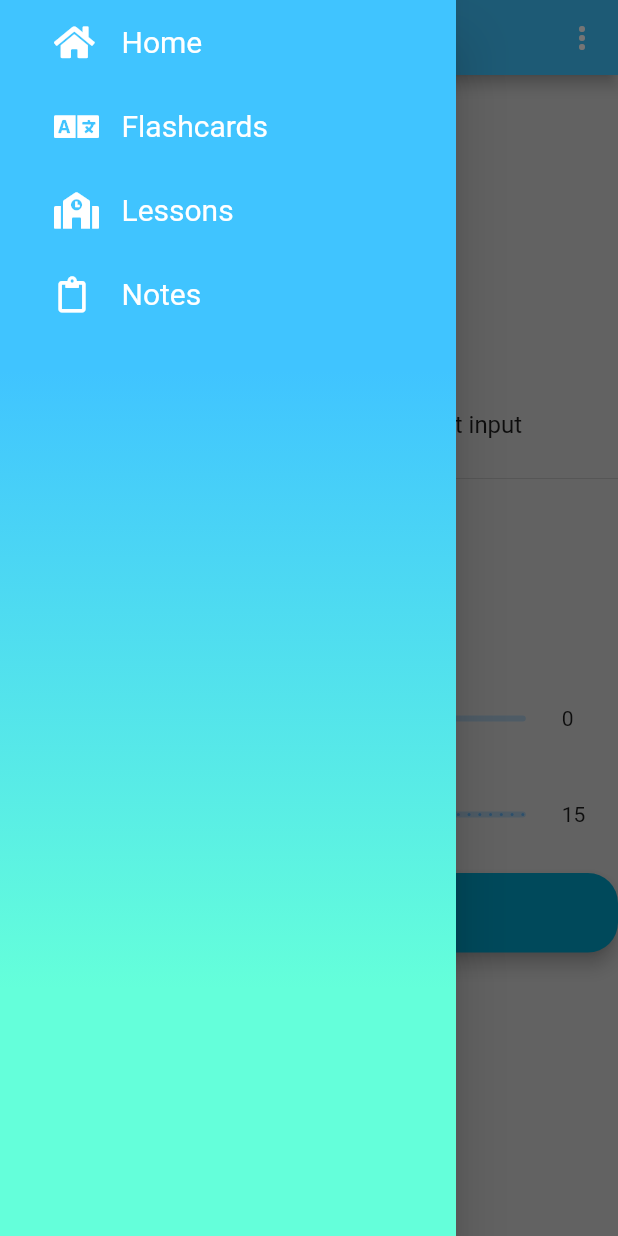
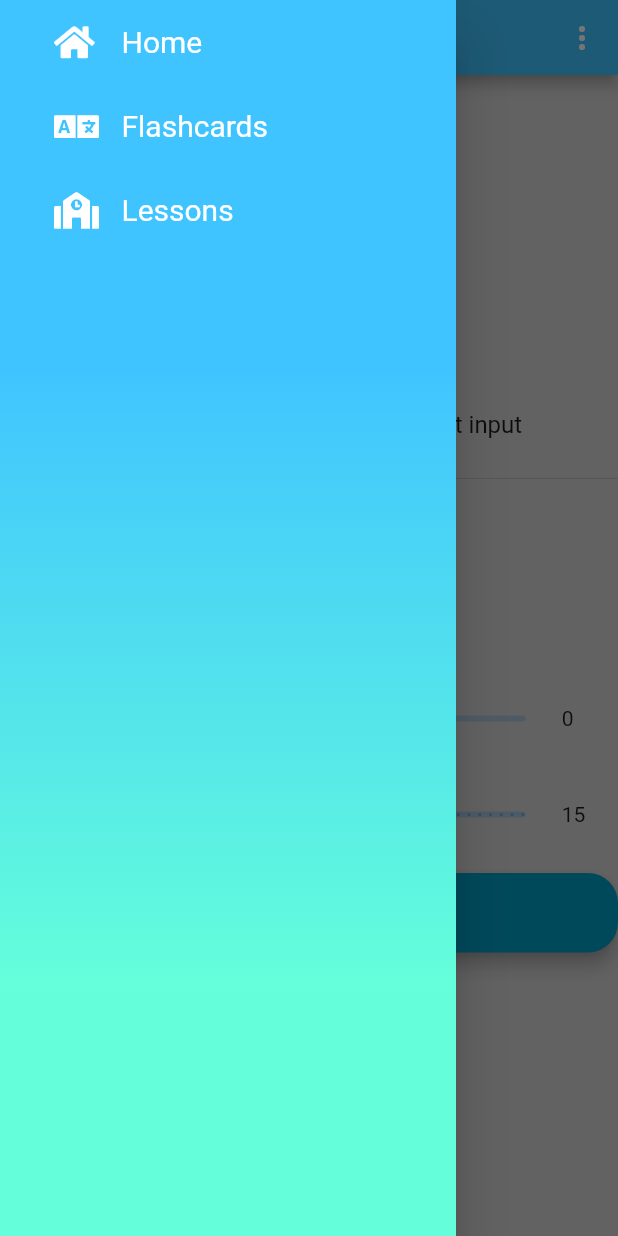
Before and after one commit to olaziobrowska/Mobile-application-supporting-language-learning, a Flutter app: the TestSetUpView screen opened directly, with the side drawer open, on a phone screen of 412 x 824 dp. Run offline on Flutter 3.47's test engine with Material 2 defaults, Android fonts, the light colour scheme and no system bars; our stand-ins replace cloud_firestore, firebase_auth, firebase_messaging, font_awesome_flutter, get_it, shared_preferences; missing offline and left inert: translator, uiblock; accounts and stored records are empty; Roboto replaces fonts that are missing (Montserrat).

```diff
--- a/language_app/lib/app.dart
+++ b/language_app/lib/app.dart
@@ -2,9 +2,9 @@ import 'package:flutter/material.dart';
 import 'package:language_app/utils/routes/routes.dart';
 import 'package:language_app/views/home_view/homeView.dart';
 import 'package:language_app/views/lessons_view/lessonsView.dart';
-import 'package:language_app/views/notes_view/notesView.dart';
 import 'package:language_app/views/register_view/registerView.dart';
 import 'package:language_app/views/welcome_view/welcomeView.dart';
+
 import 'services/notificationService.dart';
 import 'views/login_view/loginView.dart';
 
@@ -33,8 +33,6 @@ class App extends StatelessWidget {
             return MaterialPageRoute(builder: (context) => HomeView());
           case 'lessonsView':
             return MaterialPageRoute(builder: (context) => LessonsView());
-          case 'notesView':
-            return MaterialPageRoute(builder: (context) => NotesView());
         }
       },
     );
--- a/language_app/lib/components/drawer/code/drawerCode.dart
+++ b/language_app/lib/components/drawer/code/drawerCode.dart
@@ -33,12 +33,6 @@ class DrawerCode extends ChangeNotifier {
           onTap: () {
             _navigationService.navigateTo("lessonsView", []);
           }),
-      DrawerListTile(
-          text: "Notes",
-          icon: FontAwesomeIcons.clipboard,
-          onTap: () {
-            _navigationService.navigateTo("notesView", []);
-          })
     ];
   }
 
```
Also changed, not shown: language_app/lib/views/lessons_view/lessonsView.dart (+9 -5 lines).
